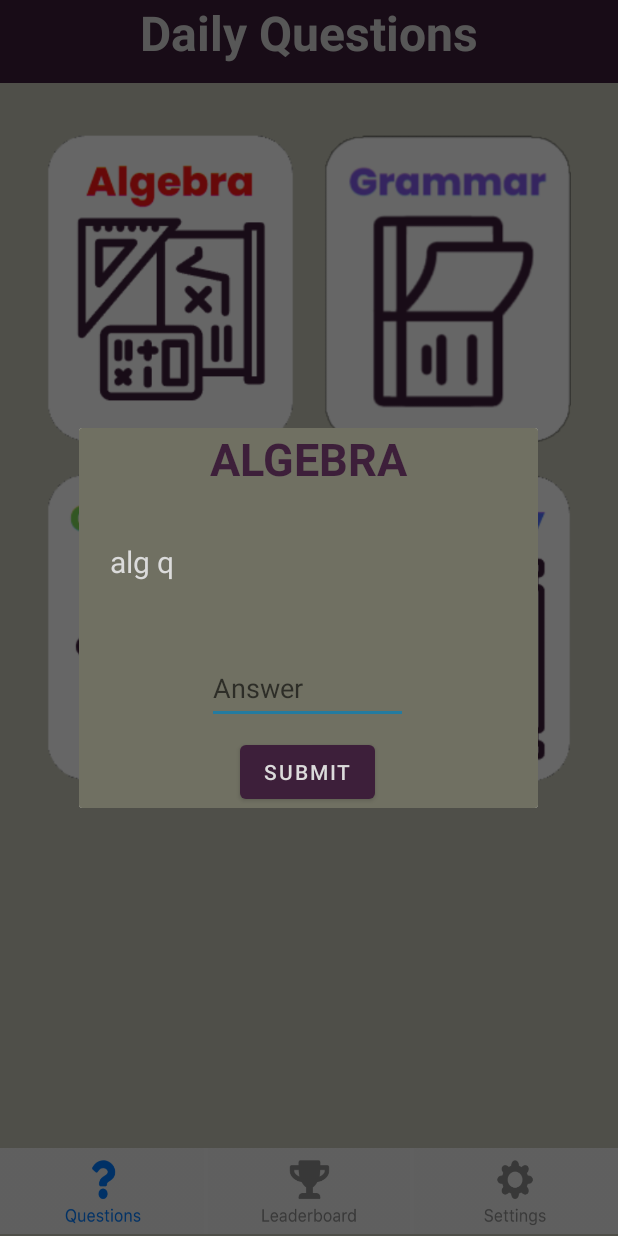
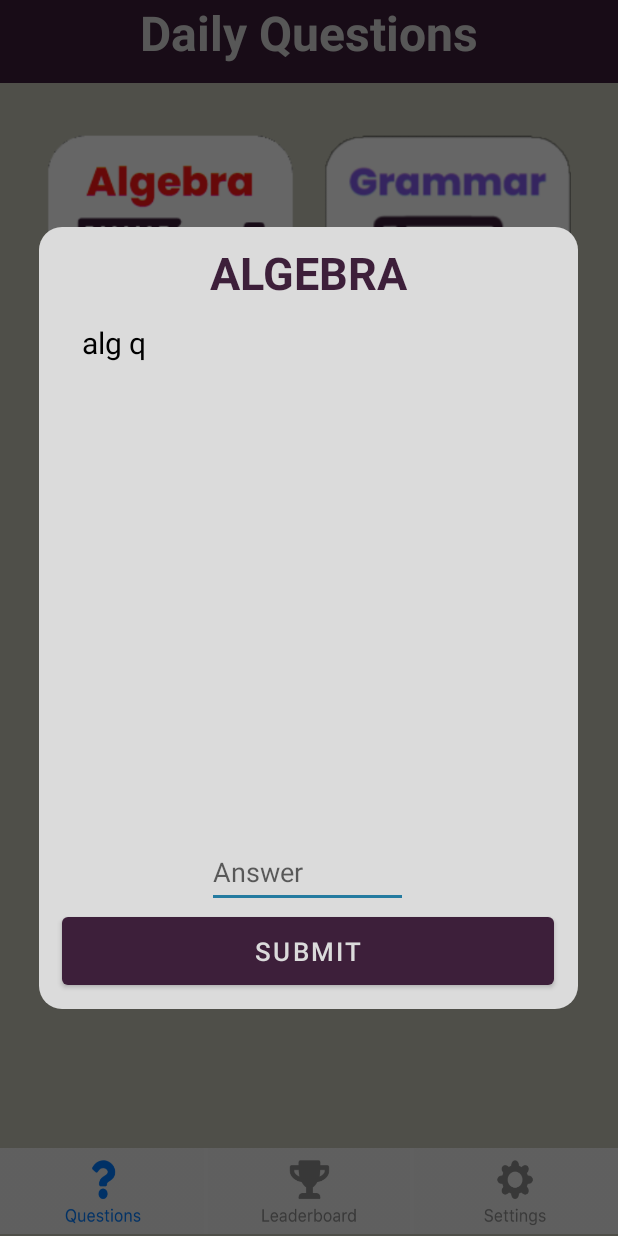
Before and after one commit to catherinepaopao/the-grind, an Android app: the GamePage screen opened directly, with no data from a screen before it, after a tap on an icon or button, on a phone screen of 412 x 824 dp. Run offline under Robolectric (Android 15) with nearby library versions, the light colour scheme and no system bars.

Commit message:
question page

```diff
--- a/app/src/main/java/com/idk/thegrind/QuestionAdapter.java
+++ b/app/src/main/java/com/idk/thegrind/QuestionAdapter.java
@@ -3,6 +3,7 @@ package com.idk.thegrind;
 import android.content.DialogInterface;
 import android.content.Intent;
 import android.graphics.Color;
+import android.graphics.drawable.ColorDrawable;
 import android.view.LayoutInflater;
 import android.view.View;
 import android.view.ViewGroup;
@@ -55,6 +56,7 @@ public class QuestionAdapter extends RecyclerView.Adapter<QuestionAdapter.Questi
             @Override
             public void onClick(View view) {
                 if(GameData.eligible[position] != 2){
+                    questionDialog.getWindow().setBackgroundDrawable(new ColorDrawable(Color.TRANSPARENT));
                     questionDialog.showDialog(position);
                 } else {
                     // leaderboard page
--- a/app/src/main/java/com/idk/thegrind/QuestionDialog.java
+++ b/app/src/main/java/com/idk/thegrind/QuestionDialog.java
@@ -29,18 +29,20 @@ public class QuestionDialog extends Dialog {
     public void showDialog(int position){
         Button submit = findViewById(R.id.submit);
         TextView eligibility = findViewById(R.id.eligibility);
+        TextView wrongAnswer = findViewById(R.id.wrong_answer);
         TextView subjectName = findViewById(R.id.subject_name);
         TextView questionText = findViewById(R.id.question_text);
         EditText answerBox = findViewById(R.id.answer_box);
 
+        wrongAnswer.setVisibility(View.GONE);
         answerBox.setText("");
         subjectName.setText(GameData.subjects[position].toUpperCase(Locale.ROOT));
         questionText.setText(GameData.subjectQuestions[position]);
 
         if(GameData.eligible[position] == 0){
-            eligibility.setText("");
+            eligibility.setVisibility(View.GONE);
         } else {
-            eligibility.setText(R.string.not_eligible);
+            eligibility.setVisibility(View.VISIBLE);
         }
 
         submit.setOnClickListener(new View.OnClickListener() {
@@ -53,26 +55,28 @@ public class QuestionDialog extends Dialog {
                     if(playerAnswer.equals(GameData.subjectAnswers[position])){
                         GameData.eligible[position] = 2;
                         // congratulations message/popup asking to submit name + their time/score
+                        dismiss();
                     } else {
                         GameData.eligible[position] = 1;
-                        eligibility.setText(R.string.not_eligible);
-                        // wrong answer popup
+                        eligibility.setVisibility(View.VISIBLE);
+                        answerBox.setText("");
+                        wrongAnswer.setVisibility(View.VISIBLE);
                     }
                 } else {
                     if(playerAnswer.equals(GameData.subjectAnswers[position])){
                         GameData.eligible[position] = 2;
                         // congratulations message but notif that they don't get leaderboard, no name entry
+                        dismiss();
                     } else {
-                        // wrong answer popup
+                        answerBox.setText("");
+                        wrongAnswer.setVisibility(View.VISIBLE);
                     }
                 }
-
                 Set<String> gameStatus = convertArrayToSet(GameData.eligible);
 
                 SharedPreferences.Editor edit = prefs.edit();
                 edit.putStringSet("game_status", gameStatus);
                 edit.apply();
-                dismiss();
             }
         });
 
--- /dev/null
+++ b/app/src/main/res/drawable-v24/question_bg.xml
@@ -0,0 +1,12 @@
+<?xml version="1.0" encoding="utf-8"?>
+<shape xmlns:android="http://schemas.android.com/apk/res/android">
+    <solid
+        android:color="@color/off_white" />
+    <corners
+        android:radius="15dp" />
+    <padding
+        android:left="10dp"
+        android:top="10dp"
+        android:right="10dp"
+        android:bottom="10dp" />
+</shape>
--- a/app/src/main/res/layout/profile_dialog.xml
+++ b/app/src/main/res/layout/profile_dialog.xml
@@ -36,6 +36,8 @@
         android:layout_height="57dp"
         android:layout_marginTop="20dp"
         android:text="@string/save"
+        android:textColor="@color/off_white"
+        android:textSize="17sp"
         app:layout_constraintEnd_toEndOf="parent"
         app:layout_constraintStart_toStartOf="parent"
         app:layout_constraintTop_toBottomOf="@+id/pref_name" />
--- a/app/src/main/res/layout/question_dialog.xml
+++ b/app/src/main/res/layout/question_dialog.xml
@@ -4,68 +4,80 @@
     xmlns:tools="http://schemas.android.com/tools"
     android:layout_width="match_parent"
     android:layout_height="match_parent"
-    android:background="@color/darker_graylow">
+    android:background="@drawable/question_bg">
 
     <TextView
         android:id="@+id/subject_name"
-        android:layout_width="306dp"
-        android:layout_height="47dp"
+        android:layout_width="339dp"
+        android:layout_height="49dp"
         android:text="SUBJECT"
         android:textAlignment="center"
-        android:textStyle="bold"
         android:textColor="@color/dark_purple"
         android:textSize="30sp"
+        android:textStyle="bold"
         app:layout_constraintEnd_toEndOf="parent"
         app:layout_constraintStart_toStartOf="parent"
         app:layout_constraintTop_toTopOf="parent" />
 
     <TextView
         android:id="@+id/question_text"
-        android:layout_width="265dp"
-        android:layout_height="wrap_content"
-        android:layout_marginTop="28dp"
+        android:layout_width="302dp"
+        android:layout_height="343dp"
+        android:layout_marginTop="4dp"
         android:text="the question"
-        android:textColor="@color/off_white"
+        android:textColor="@color/black"
         android:textSize="20sp"
         app:layout_constraintEnd_toEndOf="parent"
+        app:layout_constraintHorizontal_bias="0.496"
         app:layout_constraintStart_toStartOf="parent"
-        app:layout_constraintTop_toBottomOf="@+id/subject_name" />
+        app:layout_constraintTop_toBottomOf="@+id/eligibility" />
 
     <TextView
         android:id="@+id/eligibility"
         android:layout_width="272dp"
         android:layout_height="23dp"
-        android:layout_marginTop="16dp"
-        android:text="eligibility"
+        android:text="@string/not_eligible"
+        android:textColor="@color/blue_mid"
         android:textStyle="italic"
-        android:textColor="@color/blue_mid"
         app:layout_constraintEnd_toEndOf="parent"
         app:layout_constraintHorizontal_bias="0.496"
         app:layout_constraintStart_toStartOf="parent"
-        app:layout_constraintTop_toBottomOf="@+id/question_text" />
-git
+        app:layout_constraintTop_toBottomOf="@+id/subject_name" />
+
     <EditText
         android:id="@+id/answer_box"
         android:layout_width="134dp"
         android:layout_height="47dp"
-        android:layout_marginTop="8dp"
         android:ems="10"
+        android:hint="@string/enter_answer"
         android:inputType="textPersonName"
-        android:hint="@string/enter_answer"
         app:layout_constraintEnd_toEndOf="parent"
         app:layout_constraintHorizontal_bias="0.498"
         app:layout_constraintStart_toStartOf="parent"
-        app:layout_constraintTop_toBottomOf="@+id/eligibility" />
+        app:layout_constraintTop_toBottomOf="@+id/wrong_answer" />
 
     <Button
         android:id="@+id/submit"
+        android:layout_width="328dp"
+        android:layout_height="57dp"
+        android:text="@string/submit"
+        android:textColor="@color/off_white"
+        android:textSize="17sp"
+        app:layout_constraintEnd_toEndOf="parent"
+        app:layout_constraintHorizontal_bias="0.493"
+        app:layout_constraintStart_toStartOf="parent"
+        app:layout_constraintTop_toBottomOf="@+id/answer_box" />
+
+    <TextView
+        android:id="@+id/wrong_answer"
         android:layout_width="wrap_content"
         android:layout_height="wrap_content"
-        android:layout_marginTop="8dp"
-        android:text="@string/submit"
+        android:layout_marginTop="4dp"
+        android:text="@string/wrong_answer"
+        android:textColor="@color/red_error"
         app:layout_constraintEnd_toEndOf="parent"
         app:layout_constraintHorizontal_bias="0.498"
         app:layout_constraintStart_toStartOf="parent"
-        app:layout_constraintTop_toBottomOf="@+id/answer_box" />
+        app:layout_constraintTop_toBottomOf="@+id/question_text" />
 
 </androidx.constraintlayout.widget.ConstraintLayout>
--- a/app/src/main/res/values/colors.xml
+++ b/app/src/main/res/values/colors.xml
@@ -12,4 +12,5 @@
     <color name="darker_graylow">#FF707062</color>
     <color name="gray_yellow">#FFc7c7b7</color>
     <color name="off_white">#FFdbdbdb</color>
+    <color name="red_error">#FFd64553</color>
 </resources>
--- a/app/src/main/res/values/strings.xml
+++ b/app/src/main/res/values/strings.xml
@@ -16,5 +16,6 @@
     <string name="save">SAVE</string>
     <string name="submit">SUBMIT</string>
     <string name="enter_answer">Answer</string>
-    <string name="not_eligible">You are not eligible for a leaderboard spot.</string>
+    <string name="not_eligible">You are not eligible for a leaderboard spot</string>
+    <string name="wrong_answer">Wrong answer!</string>
 </resources>
```
